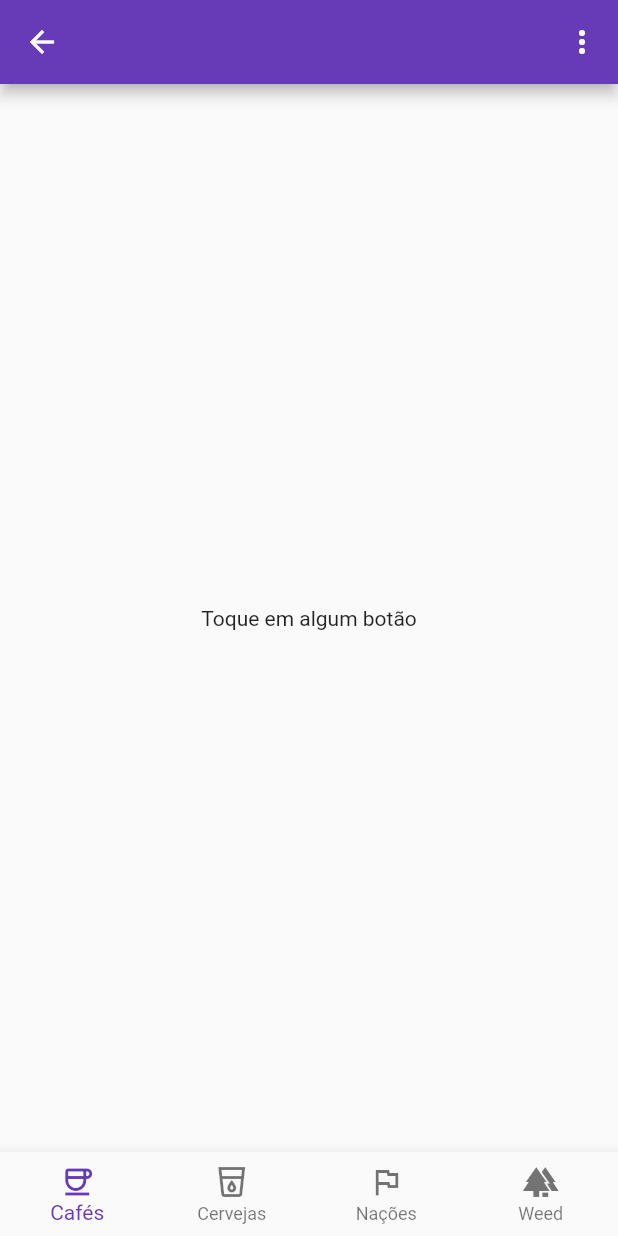
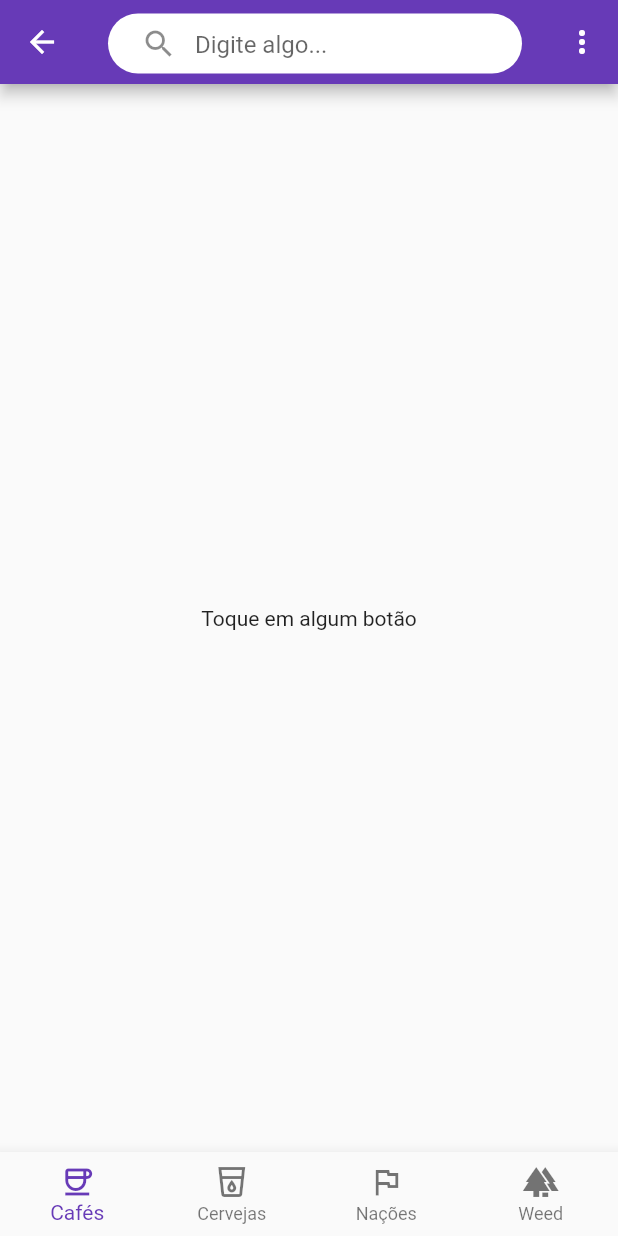
Before and after one commit to ViniciusMaiaM/OOP1, a Flutter app: the screen it shows after launch, on a phone screen of 412 x 824 dp. Run offline on Flutter 3.47's test engine with Material 2 defaults, Android fonts, the light colour scheme and no system bars; our stand-ins replace flutter_hooks, flutter_spinkit; missing offline and left inert: dart:ffi.

Commit message:
add textField again

```diff
--- a/exercises/recipe9/lib/view/widgets.dart
+++ b/exercises/recipe9/lib/view/widgets.dart
@@ -167,6 +167,28 @@ class MyAppBar extends HookWidget {
     var searchState = useState('');
 
     return AppBar(
+      title: Container(
+        margin: const EdgeInsets.only(top: 2.0),
+        padding: const EdgeInsets.symmetric(horizontal: 10.0),
+        constraints: const BoxConstraints(maxHeight: 40.0),
+        decoration: BoxDecoration(
+          color: Colors.white,
+          borderRadius: BorderRadius.circular(25.0),
+        ),
+        child: TextField(
+          onChanged: (value) {
+            searchState.value = value;
+            if (searchState.value.length >= 3) {
+              searchCallback(searchState.value);
+            }
+          },
+          decoration: const InputDecoration(
+            hintText: 'Digite algo...',
+            border: InputBorder.none,
+            prefixIcon: Icon(Icons.search),
+          ),
+        ),
+      ),
       leading: IconButton(
         icon: Icon(Icons.arrow_back),
         onPressed: backButtonCallback,
```
